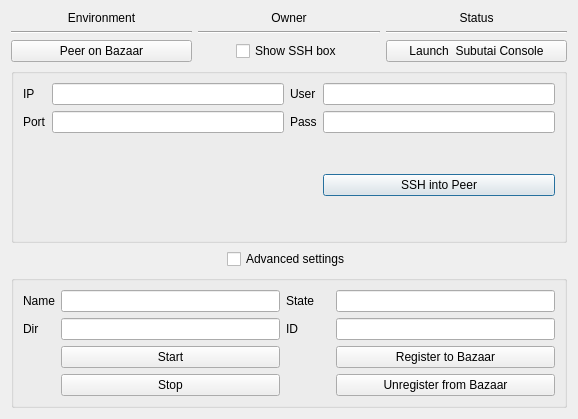
This is hub/forms/DlgPeer.ui in subutai-io/control-center as Qt 5 draws it before an edit. The edited form follows.
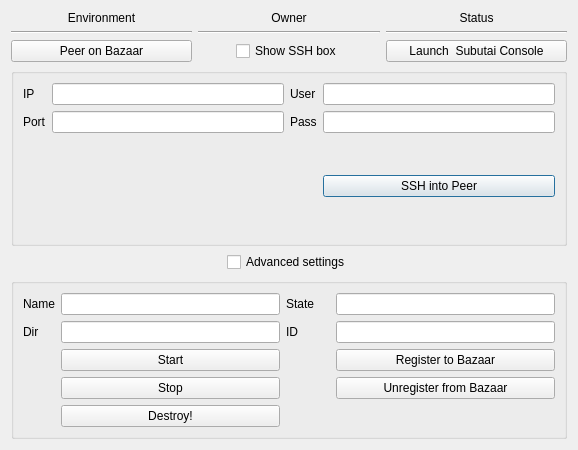
This is the edited form.

The edit to the form file:
```diff
--- a/hub/forms/DlgPeer.ui
+++ b/hub/forms/DlgPeer.ui
@@ -7,7 +7,7 @@
     <x>0</x>
     <y>0</y>
     <width>578</width>
-    <height>419</height>
+    <height>450</height>
    </rect>
   </property>
   <property name="windowTitle">
@@ -274,6 +274,13 @@
         </property>
        </widget>
       </item>
+      <item row="4" column="1">
+       <widget class="QPushButton" name="btn_destroy">
+        <property name="text">
+         <string>Destroy!</string>
+        </property>
+       </widget>
+      </item>
      </layout>
     </widget>
    </item>
```
Left out of the diff: 6 changed lines with no effect on the pictures.
